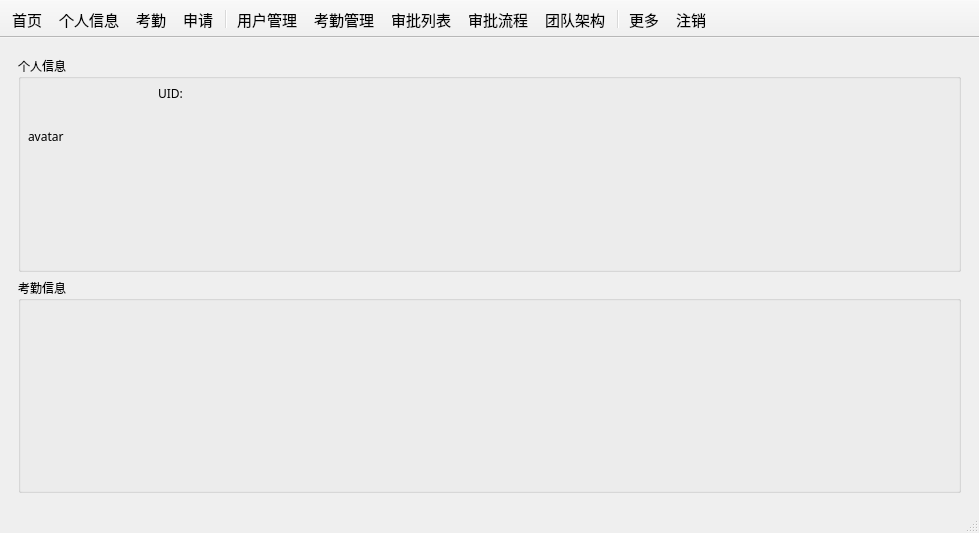
The window that mainwindow.ui (csthenry/weplanet-desktop) describes before a commit, drawn with Qt 5.
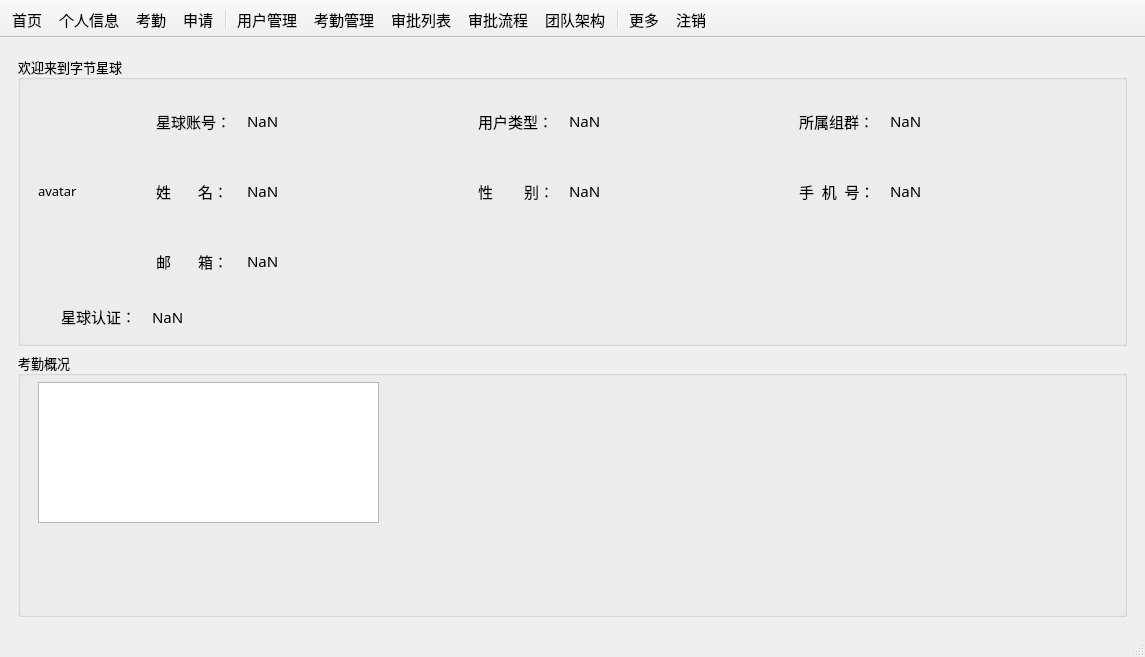
The same window after the commit. Icons and pictures are not drawn.

Diff of the .ui file:
```diff
--- a/mainwindow.ui
+++ b/mainwindow.ui
@@ -6,10 +6,16 @@
    <rect>
     <x>0</x>
     <y>0</y>
-    <width>979</width>
-    <height>533</height>
+    <width>1145</width>
+    <height>657</height>
    </rect>
   </property>
+  <property name="minimumSize">
+   <size>
+    <width>1145</width>
+    <height>657</height>
+   </size>
+  </property>
   <property name="windowTitle">
    <string>MainWindow</string>
   </property>
@@ -26,67 +32,486 @@
        <number>0</number>
       </property>
       <widget class="QWidget" name="home">
-       <layout class="QGridLayout" name="gridLayout_10">
+       <layout class="QGridLayout" name="gridLayout_20">
         <item row="0" column="0">
          <widget class="QGroupBox" name="groupBox">
+          <property name="minimumSize">
+           <size>
+            <width>0</width>
+            <height>250</height>
+           </size>
+          </property>
           <property name="font">
            <font>
             <family>微软雅黑</family>
+            <pointsize>10</pointsize>
            </font>
           </property>
           <property name="title">
-           <string>个人信息</string>
+           <string>欢迎来到字节星球</string>
           </property>
-          <widget class="QLabel" name="avatar">
-           <property name="geometry">
-            <rect>
-             <x>10</x>
-             <y>20</y>
-             <width>120</width>
-             <height>120</height>
-            </rect>
-           </property>
-           <property name="minimumSize">
-            <size>
-             <width>120</width>
-             <height>120</height>
-            </size>
-           </property>
-           <property name="maximumSize">
-            <size>
-             <width>120</width>
-             <height>120</height>
-            </size>
-           </property>
-           <property name="text">
-            <string>avatar</string>
-           </property>
-          </widget>
-          <widget class="QLabel" name="label_uid">
-           <property name="geometry">
-            <rect>
-             <x>140</x>
-             <y>30</y>
-             <width>72</width>
-             <height>15</height>
-            </rect>
-           </property>
-           <property name="text">
-            <string>UID:</string>
-           </property>
-          </widget>
+          <layout class="QGridLayout" name="gridLayout_19">
+           <item row="0" column="0" rowspan="3">
+            <widget class="QLabel" name="avatar">
+             <property name="minimumSize">
+              <size>
+               <width>120</width>
+               <height>120</height>
+              </size>
+             </property>
+             <property name="maximumSize">
+              <size>
+               <width>120</width>
+               <height>120</height>
+              </size>
+             </property>
+             <property name="styleSheet">
+              <string notr="true">margin:5px;</string>
+             </property>
+             <property name="text">
+              <string>avatar</string>
+             </property>
+            </widget>
+           </item>
+           <item row="0" column="1">
+            <layout class="QGridLayout" name="gridLayout_12">
+             <item row="0" column="0">
+              <widget class="QLabel" name="label_2">
+               <property name="minimumSize">
+                <size>
+                 <width>0</width>
+                 <height>35</height>
+                </size>
+               </property>
+               <property name="maximumSize">
+                <size>
+                 <width>85</width>
+                 <height>16777215</height>
+                </size>
+               </property>
+               <property name="font">
+                <font>
+                 <family>微软雅黑</family>
+                 <pointsize>11</pointsize>
+                </font>
+               </property>
+               <property name="text">
+                <string>星球账号：</string>
+               </property>
+              </widget>
+             </item>
+             <item row="0" column="1">
+              <widget class="QLabel" name="label_home_uid">
+               <property name="minimumSize">
+                <size>
+                 <width>160</width>
+                 <height>35</height>
+                </size>
+               </property>
+               <property name="font">
+                <font>
+                 <family>微软雅黑</family>
+                 <pointsize>11</pointsize>
+                </font>
+               </property>
+               <property name="text">
+                <string>NaN</string>
+               </property>
+              </widget>
+             </item>
+            </layout>
+           </item>
+           <item row="0" column="2">
+            <layout class="QGridLayout" name="gridLayout_13">
+             <item row="0" column="0">
+              <widget class="QLabel" name="label_12">
+               <property name="minimumSize">
+                <size>
+                 <width>0</width>
+                 <height>35</height>
+                </size>
+               </property>
+               <property name="maximumSize">
+                <size>
+                 <width>85</width>
+                 <height>16777215</height>
+                </size>
+               </property>
+               <property name="font">
+                <font>
+                 <family>微软雅黑</family>
+                 <pointsize>11</pointsize>
+                </font>
+               </property>
+               <property name="text">
+                <string>用户类型：</string>
+               </property>
+              </widget>
+             </item>
+             <item row="0" column="1">
+              <widget class="QLabel" name="label_home_group">
+               <property name="minimumSize">
+                <size>
+                 <width>160</width>
+                 <height>35</height>
+                </size>
+               </property>
+               <property name="font">
+                <font>
+                 <family>微软雅黑</family>
+                 <pointsize>11</pointsize>
+                </font>
+               </property>
+               <property name="text">
+                <string>NaN</string>
+               </property>
+              </widget>
+             </item>
+            </layout>
+           </item>
+           <item row="0" column="3">
+            <layout class="QGridLayout" name="gridLayout_14">
+             <item row="0" column="1">
+              <widget class="QLabel" name="label_home_department">
+               <property name="minimumSize">
+                <size>
+                 <width>160</width>
+                 <height>35</height>
+                </size>
+               </property>
+               <property name="font">
+                <font>
+                 <family>微软雅黑</family>
+                 <pointsize>11</pointsize>
+                </font>
+               </property>
+               <property name="text">
+                <string>NaN</string>
+               </property>
+              </widget>
+             </item>
+             <item row="0" column="0">
+              <widget class="QLabel" name="label_11">
+               <property name="minimumSize">
+                <size>
+                 <width>0</width>
+                 <height>35</height>
+                </size>
+               </property>
+               <property name="maximumSize">
+                <size>
+                 <width>85</width>
+                 <height>16777215</height>
+                </size>
+               </property>
+               <property name="font">
+                <font>
+                 <family>微软雅黑</family>
+                 <pointsize>11</pointsize>
+                </font>
+               </property>
+               <property name="text">
+                <string>所属组群：</string>
+               </property>
+              </widget>
+             </item>
+            </layout>
+           </item>
+           <item row="1" column="1">
+            <layout class="QGridLayout" name="gridLayout_15">
+             <item row="0" column="1">
+              <widget class="QLabel" name="label_home_name">
+               <property name="minimumSize">
+                <size>
+                 <width>160</width>
+                 <height>35</height>
+                </size>
+               </property>
+               <property name="font">
+                <font>
+                 <family>微软雅黑</family>
+                 <pointsize>11</pointsize>
+                </font>
+               </property>
+               <property name="text">
+                <string>NaN</string>
+               </property>
+              </widget>
+             </item>
+             <item row="0" column="0">
+              <widget class="QLabel" name="label_3">
+               <property name="minimumSize">
+                <size>
+                 <width>0</width>
+                 <height>35</height>
+                </size>
+               </property>
+               <property name="maximumSize">
+                <size>
+                 <width>85</width>
+                 <height>16777215</height>
+                </size>
+               </property>
+               <property name="font">
+                <font>
+                 <family>微软雅黑</family>
+                 <pointsize>11</pointsize>
+                </font>
+               </property>
+               <property name="text">
+                <string>姓       名：</string>
+               </property>
+              </widget>
+             </item>
+            </layout>
+           </item>
+           <item row="1" column="2">
+            <layout class="QGridLayout" name="gridLayout_16">
+             <item row="0" column="1">
+              <widget class="QLabel" name="label_home_gender">
+               <property name="minimumSize">
+                <size>
+                 <width>160</width>
+                 <height>35</height>
+                </size>
+               </property>
+               <property name="font">
+                <font>
+                 <family>微软雅黑</family>
+                 <pointsize>11</pointsize>
+                </font>
+               </property>
+               <property name="text">
+                <string>NaN</string>
+               </property>
+              </widget>
+             </item>
+             <item row="0" column="0">
+              <widget class="QLabel" name="label_10">
+               <property name="minimumSize">
+                <size>
+                 <width>0</width>
+                 <height>35</height>
+                </size>
+               </property>
+               <property name="maximumSize">
+                <size>
+                 <width>85</width>
+                 <height>16777215</height>
+                </size>
+               </property>
+               <property name="font">
+                <font>
+                 <family>微软雅黑</family>
+                 <pointsize>11</pointsize>
+                </font>
+               </property>
+               <property name="text">
+                <string>性        别：</string>
+               </property>
+              </widget>
+             </item>
+            </layout>
+           </item>
+           <item row="1" column="3">
+            <layout class="QGridLayout" name="gridLayout_17">
+             <item row="0" column="0">
+              <widget class="QLabel" name="label_4">
+               <property name="minimumSize">
+                <size>
+                 <width>0</width>
+                 <height>35</height>
+                </size>
+               </property>
+               <property name="maximumSize">
+                <size>
+                 <width>85</width>
+                 <height>16777215</height>
+                </size>
+               </property>
+               <property name="font">
+                <font>
+                 <family>微软雅黑</family>
+                 <pointsize>11</pointsize>
+                </font>
+               </property>
+               <property name="text">
+                <string>手  机  号：</string>
+               </property>
+              </widget>
+             </item>
+             <item row="0" column="1">
+              <widget class="QLabel" name="label_home_tel">
+               <property name="minimumSize">
+                <size>
+                 <width>160</width>
+                 <height>35</height>
+                </size>
+               </property>
+               <property name="font">
+                <font>
+                 <family>微软雅黑</family>
+                 <pointsize>11</pointsize>
+                </font>
+               </property>
+               <property name="text">
+                <string>NaN</string>
+               </property>
+              </widget>
+             </item>
+            </layout>
+           </item>
+           <item row="2" column="1">
+            <layout class="QGridLayout" name="gridLayout_18">
+             <item row="0" column="0">
+              <widget class="QLabel" name="label_5">
+               <property name="minimumSize">
+                <size>
+                 <width>0</width>
+                 <height>35</height>
+                </size>
+               </property>
+               <property name="maximumSize">
+                <size>
+                 <width>85</width>
+                 <height>16777215</height>
+                </size>
+               </property>
+               <property name="font">
+                <font>
+                 <family>微软雅黑</family>
+                 <pointsize>11</pointsize>
+                </font>
+               </property>
+               <property name="text">
+                <string>邮       箱：</string>
+               </property>
+              </widget>
+             </item>
+             <item row="0" column="1">
+              <widget class="QLabel" name="label_home_mail">
+               <property name="minimumSize">
+                <size>
+                 <width>160</width>
+                 <height>35</height>
+                </size>
+               </property>
+               <property name="font">
+                <font>
+                 <family>微软雅黑</family>
+                 <pointsize>11</pointsize>
+                </font>
+               </property>
+               <property name="text">
+                <string>NaN</string>
+               </property>
+              </widget>
+             </item>
+            </layout>
+           </item>
+           <item row="3" column="0" colspan="4">
+            <layout class="QGridLayout" name="gridLayout_10">
+             <item row="0" column="0">
+              <widget class="QLabel" name="label_verifyIcon">
+               <property name="minimumSize">
+                <size>
+                 <width>25</width>
+                 <height>25</height>
+                </size>
+               </property>
+               <property name="maximumSize">
+                <size>
+                 <width>25</width>
+                 <height>24</height>
+                </size>
+               </property>
+               <property name="text">
+                <string/>
+               </property>
+              </widget>
+             </item>
+             <item row="0" column="1">
+              <widget class="QLabel" name="label_13">
+               <property name="minimumSize">
+                <size>
+                 <width>0</width>
+                 <height>35</height>
+                </size>
+               </property>
+               <property name="maximumSize">
+                <size>
+                 <width>85</width>
+                 <height>16777215</height>
+                </size>
+               </property>
+               <property name="font">
+                <font>
+                 <family>微软雅黑</family>
+                 <pointsize>11</pointsize>
+                </font>
+               </property>
+               <property name="text">
+                <string>星球认证：</string>
+               </property>
+              </widget>
+             </item>
+             <item row="0" column="2">
+              <widget class="QLabel" name="label_home_verify">
+               <property name="minimumSize">
+                <size>
+                 <width>700</width>
+                 <height>35</height>
+                </size>
+               </property>
+               <property name="font">
+                <font>
+                 <family>微软雅黑</family>
+                 <pointsize>11</pointsize>
+                </font>
+               </property>
+               <property name="text">
+                <string>NaN</string>
+               </property>
+              </widget>
+             </item>
+            </layout>
+           </item>
+          </layout>
          </widget>
         </item>
         <item row="1" column="0">
          <widget class="QGroupBox" name="groupBox_2">
+          <property name="minimumSize">
+           <size>
+            <width>0</width>
+            <height>265</height>
+           </size>
+          </property>
+          <property name="maximumSize">
+           <size>
+            <width>16777215</width>
+            <height>265</height>
+           </size>
+          </property>
           <property name="font">
            <font>
             <family>微软雅黑</family>
+            <pointsize>10</pointsize>
            </font>
           </property>
           <property name="title">
-           <string>考勤信息</string>
+           <string>考勤概况</string>
           </property>
+          <widget class="QTableView" name="tableView_attend">
+           <property name="geometry">
+            <rect>
+             <x>20</x>
+             <y>30</y>
+             <width>341</width>
+             <height>141</height>
+            </rect>
+           </property>
+          </widget>
          </widget>
         </item>
        </layout>
```
